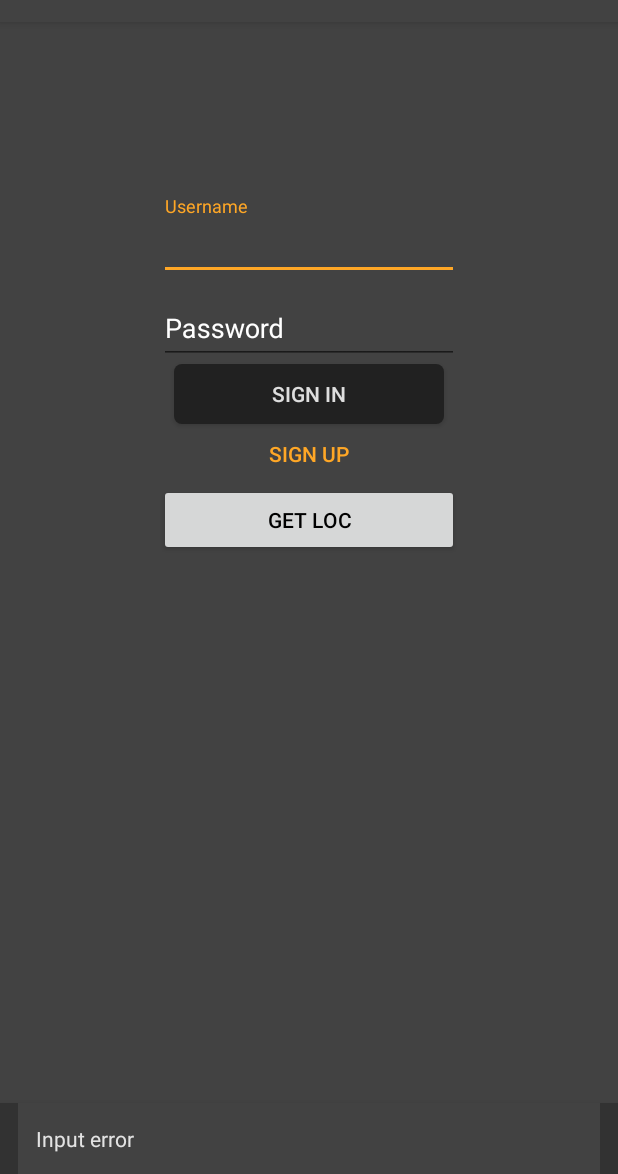
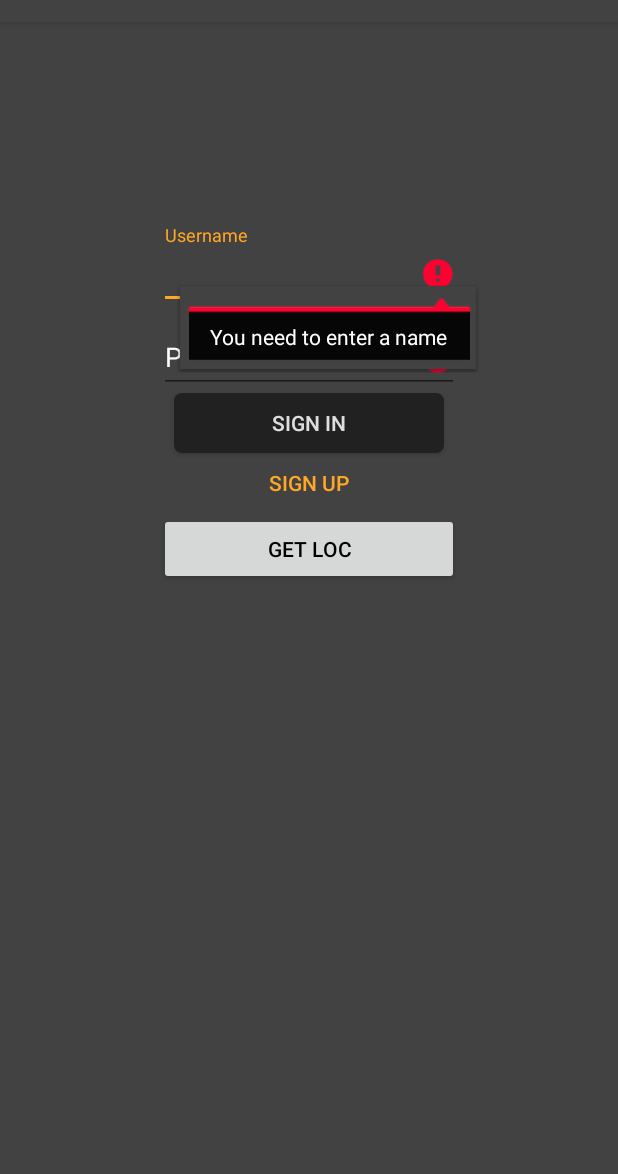
Before and after one commit to Oyzuu/Beat_Share, an Android app: the screen it shows after launch (MainActivity), after a tap on "SIGN IN", on a phone screen of 412 x 824 dp, the part 62-1236 px from its top. Run offline under Robolectric (Android 15) with nearby library versions, the phone set to English and light mode, and no system bars.

Commit message:
End of the day fuck yeah !

```diff
--- a/app/src/main/java/be/omnuzel/beatshare/controller/activities/MainActivity.java
+++ b/app/src/main/java/be/omnuzel/beatshare/controller/activities/MainActivity.java
@@ -11,6 +11,7 @@ import android.support.v7.app.AppCompatActivity;
 import android.util.Log;
 import android.view.View;
 import android.widget.EditText;
+import android.widget.TextView;
 import android.widget.Toast;
 
 import be.omnuzel.beatshare.R;
@@ -87,9 +88,15 @@ public class MainActivity
         name = name.trim();
         pass = pass.trim();
 
-        if (name.equals("") || pass.equals("")) {
-            snackThis(getString(R.string.input_error));
+        if (name.equals("")) {
             Log.i("MAIN", "User input error");
+            loginNameEdit.setError(getString(R.string.user_input_error));
+            formIsOK = false;
+        }
+
+        if (pass.equals("")) {
+            Log.i("MAIN", "Password input error");
+            loginPassEdit.setError(getString(R.string.pass_confirm_error));
             formIsOK = false;
         }
 
@@ -105,8 +112,15 @@ public class MainActivity
             startActivity(new Intent(this, SequencerActivity.class));
         }
         else {
-            snackThis(getString(R.string.database_error));
-            Log.i("MAIN", "Database error");
+            // TODO change this !
+            TextView tv = (TextView) findViewById(R.id.login_error_text);
+
+            if (tv == null)
+                return;
+
+            tv.setVisibility(View.VISIBLE);
+            tv.setText(getString(R.string.database_error));
+            Log.i("MAIN", getString(R.string.database_error));
         }
     }
 
@@ -147,7 +161,6 @@ public class MainActivity
 
         Log.i("MAIN", String.format("name : %s, pass : %s, mail : %s", name, pass, mail));
 
-        // TODO put errors in strings.xml
         if (name.equals("") || pass.equals("") || mail.equals("")) {
             Log.i("MAIN", "User input error");
             formIsOK = false;
@@ -155,19 +168,19 @@ public class MainActivity
 
         if (name.equals("")) {
             Log.i("MAIN", "Name input error");
-            nameEdit.setError("You need to enter a name");
+            nameEdit.setError(getString(R.string.user_input_error));
             formIsOK = false;
         }
 
         if (pass.equals("")) {
             Log.i("MAIN", "Password input error");
-            passEdit.setError("You need to enter a password");
+            passEdit.setError(getString(R.string.pass_confirm_error));
             formIsOK = false;
         }
 
         if (mail.equals("")) {
             Log.i("MAIN", "mail input error");
-            mailEdit.setError("You need to enter an e-mail address");
+            mailEdit.setError(getString(R.string.mail_input_error));
             formIsOK = false;
         }
 
@@ -176,13 +189,13 @@ public class MainActivity
 
         if (!pass.equals(passConfirm)) {
             Log.i("MAIN", "Password confirmation error");
-            passConfirmEdit.setError("Confirmation password not matching");
+            passConfirmEdit.setError(getString(R.string.pass_confirm_error));
             formIsOK = false;
         }
 
         if (!mail.equals(mailConfirm)) {
             Log.i("MAIN", "Mail confirmation error");
-            mailConfirmEdit.setError("Confirmation mail not matching");
+            mailConfirmEdit.setError(getString(R.string.mail_confirm_error));
             formIsOK = false;
         }
 
@@ -333,6 +346,4 @@ public class MainActivity
         );
         snackThis(locString);
     }
-
-
 }
--- a/app/src/main/res/layout/frag_login.xml
+++ b/app/src/main/res/layout/frag_login.xml
@@ -11,6 +11,12 @@
         android:orientation="vertical"
         android:layout_gravity="center"
         android:paddingTop="100dp">
+        <TextView
+            android:layout_width="match_parent"
+            android:layout_height="wrap_content"
+            android:id="@+id/login_error_text"
+            android:background="@color/sad_red"
+            android:visibility="invisible"/>
 
         <android.support.design.widget.TextInputLayout
             android:layout_width="match_parent"
--- a/app/src/main/res/values/strings.xml
+++ b/app/src/main/res/values/strings.xml
@@ -20,9 +20,12 @@
     <string name="rec">record</string>
 
     <string name="input_error">Input error</string>
-    <string name="database_error">Database error</string>
-    <string name="pass_confirm_error">Pass confirmation error</string>
-    <string name="mail_confirm_error">Mail confirmation error</string>
+    <string name="user_input_error">You need to enter a name</string>
+    <string name="password_input_error">You need to enter a password</string>
+    <string name="mail_input_error">You need to enter an e-mail address</string>
+    <string name="database_error">Can\'t find user name or password</string>
+    <string name="pass_confirm_error">Confirmation password not matching</string>
+    <string name="mail_confirm_error">Confirmation mail not matching</string>
     <string name="title_activity_test_drawer">TestDrawer</string>
 
     <string name="navigation_drawer_open">Open navigation drawer</string>
```
